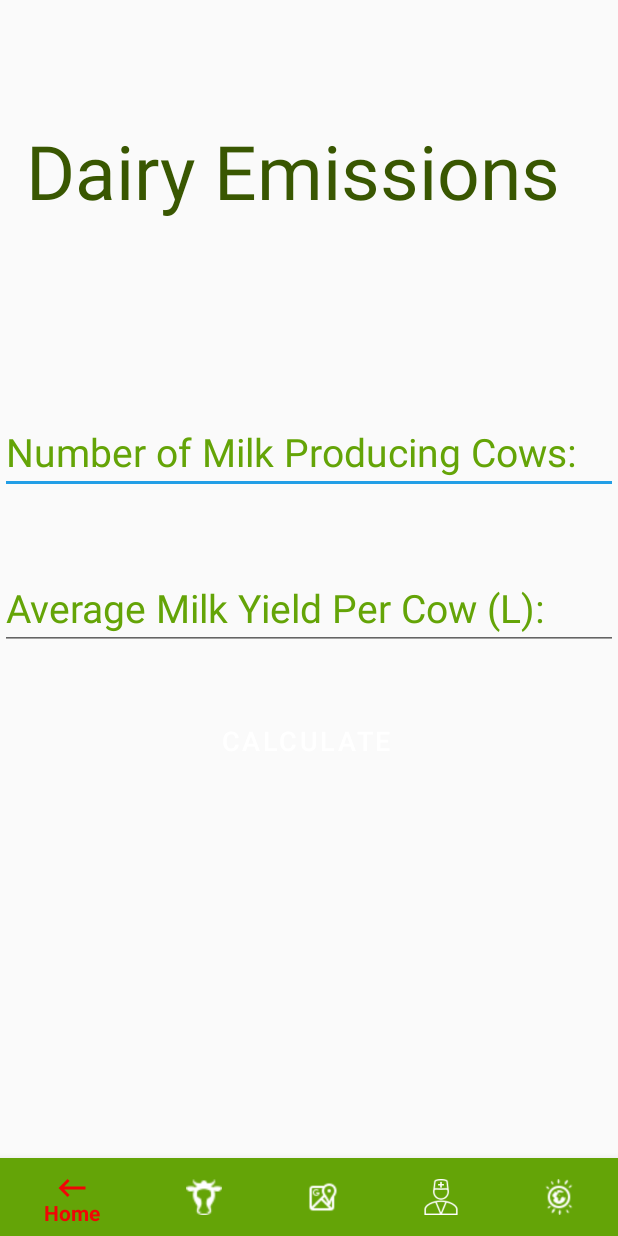
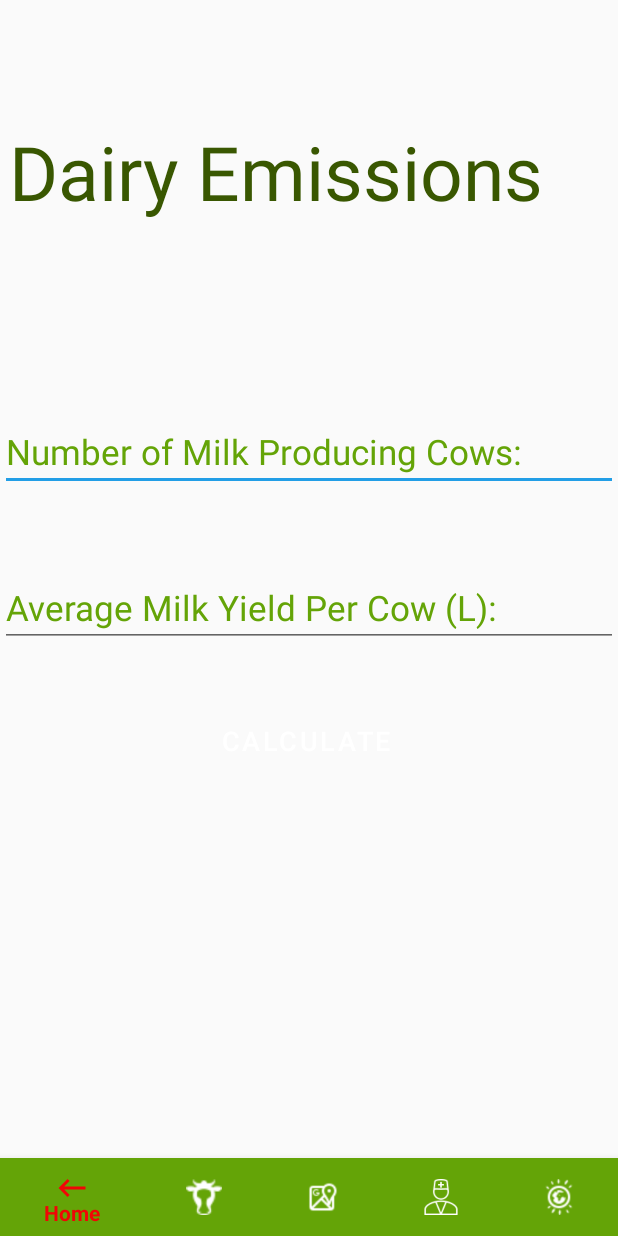
Before and after one commit to niamhmc99/Farm, an Android app: the DairyCalculationActivity screen opened directly, with no data from a screen before it, on a phone screen of 412 x 824 dp. Run offline under Robolectric (Android 15) with nearby library versions, the phone set to English and light mode, and no system bars; libraries missing offline, so code that uses them is left out: com.rengwuxian.materialedittext; plain views replace MaterialEditText; Roboto replaces fonts that are not available here; 2 statements that could not run were skipped.

Commit message:
Small layout fixtures for emissions

```diff
--- a/app/src/main/res/layout/activity_beef_calculation.xml
+++ b/app/src/main/res/layout/activity_beef_calculation.xml
@@ -33,7 +33,7 @@
         android:hint="@string/averageWeightCow"
         android:inputType="numberDecimal"
         android:textColorHint="@color/darkGreen"
-        android:textSize="26sp"
+        android:textSize="23sp"
         app:layout_constraintBottom_toTopOf="@+id/bottom_navigation_view"
         app:layout_constraintEnd_toEndOf="parent"
         app:layout_constraintHorizontal_bias="0.0"
@@ -52,7 +52,7 @@
         android:hint="@string/averageWeightBull"
         android:inputType="numberDecimal"
         android:textColorHint="@color/darkGreen"
-        android:textSize="26sp"
+        android:textSize="23sp"
         app:layout_constraintBottom_toTopOf="@+id/bottom_navigation_view"
         app:layout_constraintEnd_toEndOf="parent"
         app:layout_constraintStart_toStartOf="parent"
--- a/app/src/main/res/layout/activity_dairy_calculation.xml
+++ b/app/src/main/res/layout/activity_dairy_calculation.xml
@@ -10,15 +10,15 @@
 
     <TextView
         android:id="@+id/txtViewDairy"
-        android:layout_width="378dp"
-        android:layout_height="131dp"
+        android:layout_width="401dp"
+        android:layout_height="122dp"
         android:layout_marginLeft="20dp"
+        android:layout_marginTop="25dp"
         android:layout_marginRight="20dp"
         android:fontFamily="@font/fredericka_the_great"
         android:text="@string/dairy_emissions"
         android:textColor="@color/darkGreen"
         android:textSize="50sp"
-        android:layout_marginTop="25dp"
         app:layout_constraintBottom_toBottomOf="parent"
         app:layout_constraintEnd_toEndOf="parent"
         app:layout_constraintHorizontal_bias="0.492"
@@ -31,9 +31,9 @@
         android:layout_width="match_parent"
         android:layout_height="wrap_content"
         android:hint="@string/number_of_milk_producing_cows"
-        android:inputType="text"
+        android:inputType="number"
         android:textColorHint="@color/green"
-        android:textSize="26sp"
+        android:textSize="23sp"
         app:layout_constraintBottom_toTopOf="@+id/bottom_navigation_view"
         app:layout_constraintEnd_toEndOf="parent"
         app:layout_constraintHorizontal_bias="0.0"
@@ -50,9 +50,9 @@
         android:layout_width="match_parent"
         android:layout_height="wrap_content"
         android:hint="@string/average_milk_yield_per_cow"
-        android:inputType="text"
+        android:inputType="numberDecimal"
         android:textColorHint="@color/green"
-        android:textSize="26sp"
+        android:textSize="23sp"
         app:layout_constraintBottom_toTopOf="@+id/bottom_navigation_view"
         app:layout_constraintEnd_toEndOf="parent"
         app:layout_constraintHorizontal_bias="0.0"
```
Also changed, not shown: app/src/main/java/com/example/farm/emissions/BeefRecommendationActivity.java (+11 -5 lines).
